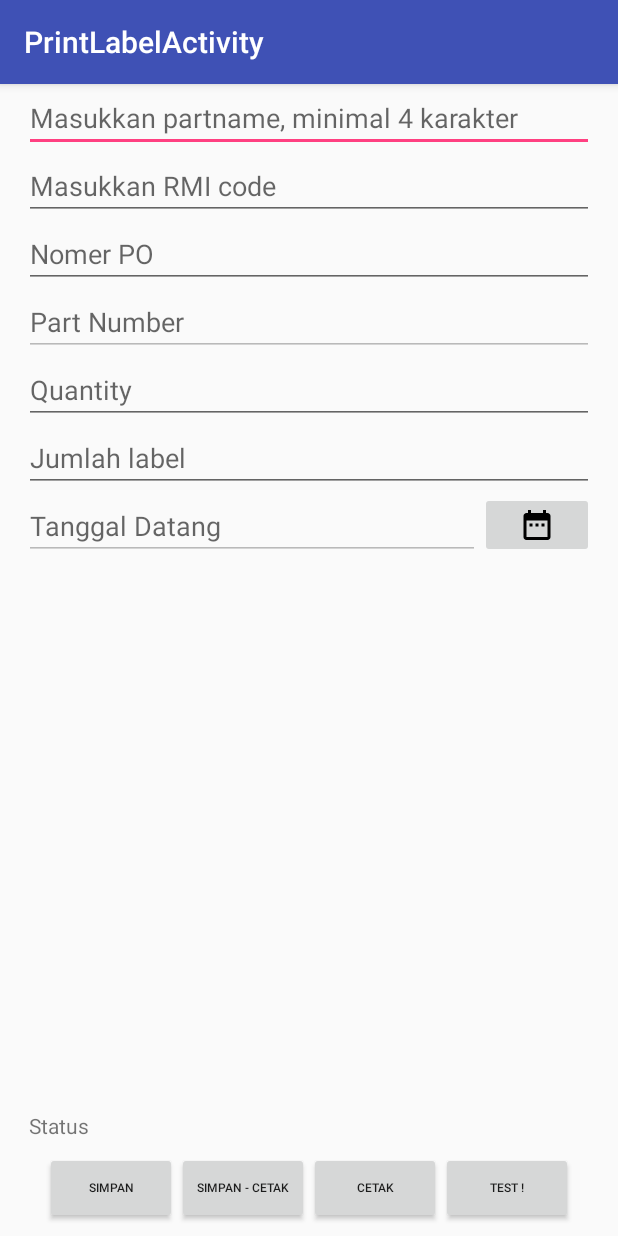
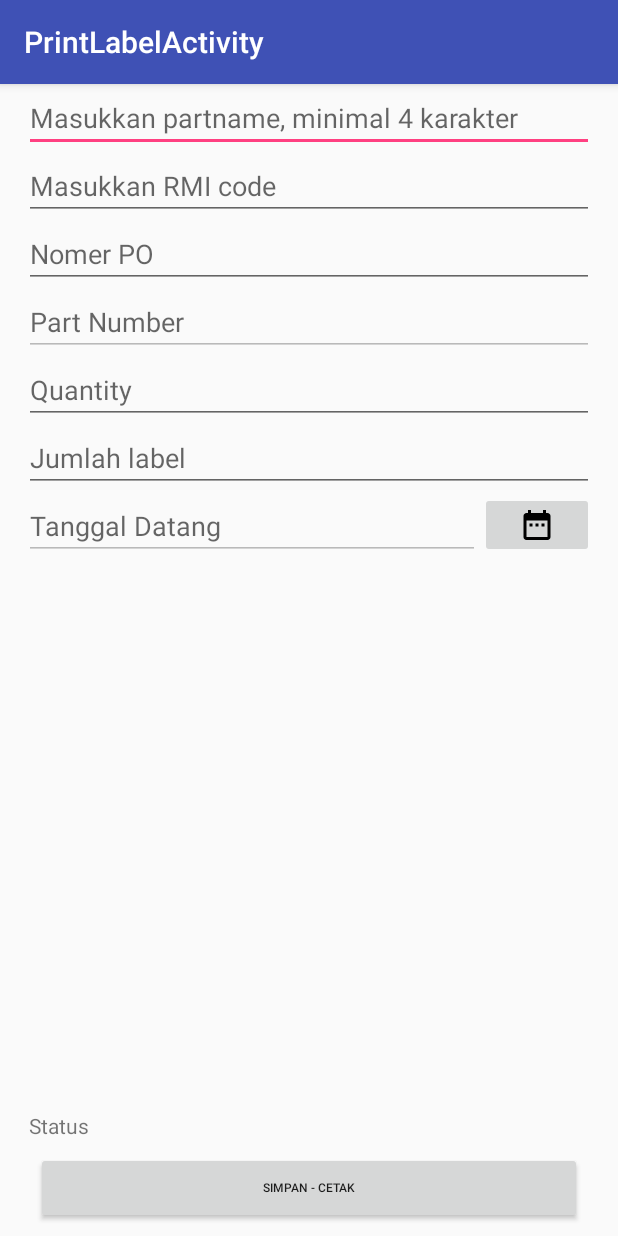
Before and after one commit to pandigresik/inventoryApp, an Android app: the PrintLabelActivity screen opened directly, with no data from a screen before it, on a phone screen of 412 x 824 dp. Run offline under Robolectric (Android 15) with nearby library versions, the phone set to English and light mode, and no system bars; our stand-ins replace ButterKnife; libraries missing offline, so code that uses them is left out: com.dantsu.escposprinter, pub.devrel.easypermissions; 1 statement that could not run was skipped.

Commit message:
update cetakan dan hidden tombol test

```diff
--- a/app/src/main/res/layout/activity_print_label.xml
+++ b/app/src/main/res/layout/activity_print_label.xml
@@ -114,24 +114,28 @@
         <Button
             android:id="@+id/btnSave"
             android:textSize="8sp"
+            android:visibility="gone"
             android:layout_width="wrap_content"
             android:layout_height="wrap_content"
             android:text="Simpan" />
+
         <Button
             android:id="@+id/btnSavePrint"
-            android:textSize="8sp"
-            android:layout_width="wrap_content"
+            android:layout_width="match_parent"
             android:layout_height="wrap_content"
-            android:text="Simpan - Cetak" />
+            android:text="Simpan - Cetak"
+            android:textSize="8sp" />
         <Button
             android:id="@+id/btnPrint"
             android:textSize="8sp"
+            android:visibility="gone"
             android:layout_width="wrap_content"
             android:layout_height="wrap_content"
             android:text="Cetak" />
         <Button
             android:id="@+id/btnDirect"
             android:textSize="8sp"
+            android:visibility="gone"
             android:layout_width="wrap_content"
             android:layout_height="wrap_content"
             android:text="Test !" />
```
Also changed, not shown: app/src/main/java/com/asligresik/inventoryApp/activity/PrintLabelActivity.java (+2 -7 lines).
